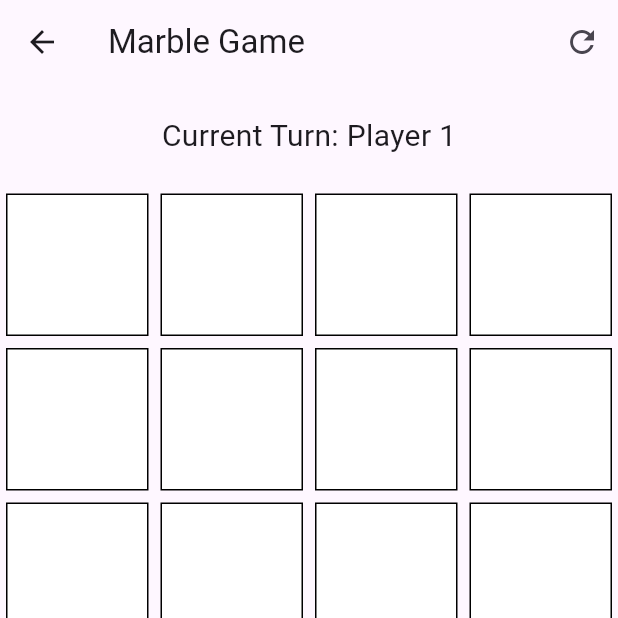
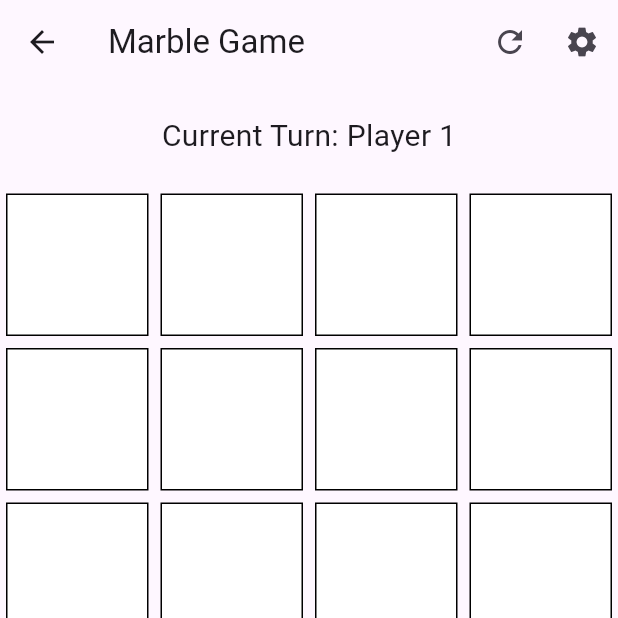
Before and after one commit to gauransh18/GRIDLOCK, a Flutter app: the screen it shows after launch, after a tap on "Play", on a phone screen of 412 x 824 dp, the top half of it. Run offline on Flutter 3.47's test engine with Material 3 defaults, Android fonts, the phone set to English and light mode, and no system bars.

Commit message:
settings added, player color can be changed

```diff
--- a/lib/main.dart
+++ b/lib/main.dart
@@ -1,9 +1,9 @@
 import 'package:flutter/material.dart';
 import 'package:gridlock/screens/game_page.dart';
 import 'package:gridlock/screens/welcome_screen.dart';
+import 'package:gridlock/screens/settings_screen.dart';
 import 'package:provider/provider.dart';
 import 'models/game.dart';
-import 'widgets/game_board.dart';
 
 void main() {
   runApp(
@@ -28,6 +28,7 @@ class MarbleGameApp extends StatelessWidget {
       routes: {
         '/': (context) => const WelcomeScreen(),
         '/game': (context) => const GamePage(title: 'Marble Game'),
+        '/settings': (context) => const SettingsScreen(),
       },
     );
   }
--- a/lib/models/game.dart
+++ b/lib/models/game.dart
@@ -7,6 +7,9 @@ class Game extends ChangeNotifier {
   Player currentPlayer;
   bool isGameOver;
   Player? winner;
+
+  Color player1Color = Colors.red;
+  Color player2Color = Colors.blue;
 
   Game()
       : board = List.generate(4, (_) => List.filled(4, null)),
@@ -174,6 +177,15 @@ class Game extends ChangeNotifier {
       }
     }
   }
+
+  void changePlayerColor(Player player, Color color) {
+    if (player == Player.Player1) {
+      player1Color = color;
+    } else {
+      player2Color = color;
+    }
+    notifyListeners();
+  }
 }
 
 class Position {
--- a/lib/screens/game_page.dart
+++ b/lib/screens/game_page.dart
@@ -2,6 +2,7 @@ import 'package:flutter/material.dart';
 import 'package:gridlock/models/game.dart';
 import 'package:gridlock/widgets/game_board.dart';
 import 'package:provider/provider.dart';
+import 'settings_screen.dart';
 
 class GamePage extends StatefulWidget {
   final String title;
@@ -112,11 +113,19 @@ class _GamePageState extends State<GamePage> {
       appBar: AppBar(
         title: Text(widget.title),
         actions: [
-          // Add Reset Button in the AppBar
           IconButton(
             icon: const Icon(Icons.refresh),
             tooltip: 'Reset Game',
             onPressed: _resetGame,
+          ),
+          IconButton(
+            icon: const Icon(Icons.settings),
+            tooltip: 'Settings',
+            onPressed: () {
+              Navigator.of(context).push(
+                MaterialPageRoute(builder: (context) => const SettingsScreen()),
+              );
+            },
           ),
         ],
       ),
--- a/lib/screens/welcome_screen.dart
+++ b/lib/screens/welcome_screen.dart
@@ -32,6 +32,13 @@ class WelcomeScreen extends StatelessWidget {
             ),
             const SizedBox(height: 20),
             ElevatedButton(
+              onPressed: () {
+                Navigator.pushNamed(context, '/settings');
+              },
+              child: const Text('Settings'),
+            ),
+            const SizedBox(height: 20),
+            ElevatedButton(
               onPressed: _exitGame,
               child: const Text('Exit'),
             ),
--- a/lib/widgets/marble.dart
+++ b/lib/widgets/marble.dart
@@ -1,4 +1,5 @@
 import 'package:flutter/material.dart';
+import 'package:provider/provider.dart';
 import '../models/game.dart';
 
 class Marble extends StatelessWidget {
@@ -12,13 +13,14 @@ class Marble extends StatelessWidget {
       return const SizedBox.shrink();
     }
 
+    final game = Provider.of<Game>(context, listen: false);
     Color color;
     switch (player!) {
       case Player.Player1:
-        color = Colors.red;
+        color = game.player1Color;
         break;
       case Player.Player2:
-        color = Colors.blue;
+        color = game.player2Color;
         break;
     }
 
```
Also changed, not shown: lib/screens/settings_screen.dart (added, +109 -0 lines).
